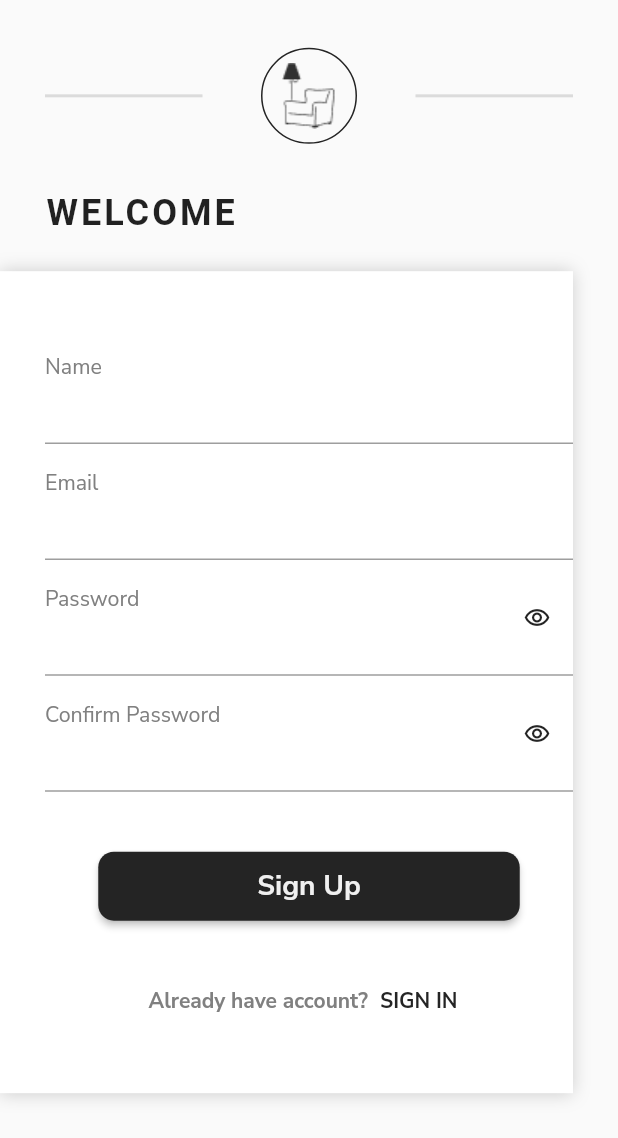
After one commit to karimheiba/Furniture_shopping, a Flutter app: the screen it shows after launch, after a tap on "Get Started", after a tap on "Sign Up", on a phone screen of 412 x 824 dp. The commit adds this screen. Shown: the top 1138 px of the screen. Run offline on Flutter 3.47's test engine with Material 2 defaults, Android fonts, the phone set to English and light mode, and no system bars; our stand-ins replace cloud_firestore, dartz, equatable, firebase_auth, firebase_core, flutter_bloc; accounts and stored records are empty.

Commit message:
bloc and routs first commit

```diff
--- /dev/null
+++ b/lib/business_logic/blocs/auth/auth_bloc.dart
@@ -0,0 +1,32 @@
+import 'package:equatable/equatable.dart';
+import 'package:flutter_bloc/flutter_bloc.dart';
+import 'package:furniture_shopping_app/data/model/user_data_model.dart';
+import 'package:furniture_shopping_app/data/repositories/auth_repo.dart';
+
+part 'auth_event.dart';
+part 'auth_state.dart';
+
+class AuthBloc extends Bloc<AuthEvent, AuthState> {
+  final AuthRepo authRepo;
+  AuthBloc({required this.authRepo}) : super(AuthInitial()) {
+    on<AuthEvent>((event, emit) async {
+      if (event is CreateUserAuthEvent) {
+        emit(AuthLoading());
+        final newUser = await authRepo.createNewUser(
+            event.email, event.password, event.name);
+
+        newUser.fold((failure) => emit(AuthError(failure.message)),
+            (user) => emit(AuthSuccess()));
+      }
+
+      if (event is LogInUserAuthEvent) {
+        emit(AuthLoading());
+        final user = await authRepo.logInUser(event.email, event.password);
+        user.fold((failure) => emit(AuthError(failure.message)), (userLogin) {
+          emit(AuthSuccess());
+          emit(AuthGetUserData(userData: userLogin));
+        });
+      }
+    });
+  }
+}
--- /dev/null
+++ b/lib/business_logic/blocs/auth/auth_event.dart
@@ -0,0 +1,45 @@
+part of 'auth_bloc.dart';
+
+abstract class AuthEvent extends Equatable {
+  const AuthEvent();
+
+  @override
+  List<Object> get props => [];
+}
+
+class CreateUserAuthEvent extends AuthEvent {
+  final String name;
+  final String email;
+  final String password;
+
+  const CreateUserAuthEvent(
+      {required this.name, required this.email, required this.password});
+  @override
+  List<Object> get props => [
+        name,
+        email,
+        password,
+      ];
+}
+
+class LogInUserAuthEvent extends AuthEvent {
+  final String email;
+  final String password;
+
+  const LogInUserAuthEvent({required this.email, required this.password});
+  @override
+  List<Object> get props => [
+        email,
+        password,
+      ];
+}
+
+class GetUserDataAuthEvent extends AuthEvent {
+  final String userId;
+
+  const GetUserDataAuthEvent({required this.userId});
+  @override
+  List<Object> get props => [
+        userId,
+      ];
+}
--- /dev/null
+++ b/lib/core/app_route.dart
@@ -0,0 +1,47 @@
+import 'package:flutter/material.dart';
+import 'package:flutter_bloc/flutter_bloc.dart';
+import 'package:furniture_shopping_app/business_logic/blocs/auth/auth_bloc.dart';
+import 'package:furniture_shopping_app/core/constans/strings.dart';
+import 'package:furniture_shopping_app/data/repositories/auth_repo.dart';
+import 'package:furniture_shopping_app/ui/screen/boarding.dart';
+import 'package:furniture_shopping_app/ui/screen/home_screen.dart';
+import 'package:furniture_shopping_app/ui/screen/login_screen.dart';
+import 'package:furniture_shopping_app/ui/screen/main_tab_screens/profile_tab.dart';
+import 'package:furniture_shopping_app/ui/screen/my_card.dart';
+import 'package:furniture_shopping_app/ui/screen/signup_screen.dart';
+import 'package:furniture_shopping_app/ui/screen/subPages/order_screen.dart';
+
+class AppRoute {
+  static Route? generateRoute(RouteSettings settings) {
+    AuthRepoImpl? authRepo;
+    switch (settings.name) {
+      case onBoardingScreen:
+        return MaterialPageRoute(builder: (context) => Boarding());
+
+      case logInScreen:
+        return MaterialPageRoute(
+            builder: (context) => BlocProvider<AuthBloc>(
+                  create: (context) => AuthBloc(authRepo: authRepo!),
+                  child: const LoginScreen(),
+                ));
+      case signUpScreen:
+        return MaterialPageRoute(
+            builder: (context) => BlocProvider<AuthBloc>(
+                  create: (context) => AuthBloc(authRepo: authRepo!),
+                  child: const SignUpScreen(),
+                ));
+
+      case homeScreen:
+        return MaterialPageRoute(builder: (context) => HomeScreen());
+
+      case myCardScreen:
+        return MaterialPageRoute(builder: (context) => const MyCard());
+
+      case profileScreen:
+        return MaterialPageRoute(builder: (context) => const ProfileScreen());
+
+      case ordersScreen:
+        return MaterialPageRoute(builder: (context) => OrderScreen());
+    }
+  }
+}
--- /dev/null
+++ b/lib/core/constans/strings.dart
@@ -0,0 +1,8 @@
+/// Screens Strings
+const String onBoardingScreen = '/';
+const String logInScreen = '/login_screen';
+const String signUpScreen = '/sign_up_screen';
+const String homeScreen = 'home_screen';
+const String myCardScreen = '/my_card_screen';
+const String ordersScreen = '/orders_screen';
+const String profileScreen = '/profile_screen';
--- a/lib/data/repositories/auth_repo.dart
+++ b/lib/data/repositories/auth_repo.dart
@@ -1,3 +1,59 @@
-class AuthRepo{
+import 'package:dartz/dartz.dart';
+import 'package:firebase_auth/firebase_auth.dart';
+import 'package:furniture_shopping_app/data/data_services/remote_data_sources.dart';
+import 'package:furniture_shopping_app/data/model/user_data_model.dart';
 
+import '../../core/error/failuer.dart';
+
+abstract class AuthRepo {
+  Future<Either<Failure, UserDataModel>> createNewUser(
+      String email, String password, String name);
+  Future<Either<Failure, UserDataModel>> logInUser(
+      String email, String password);
+
+  Future<Either<Failure, UserDataModel>> getUserData(String userId);
 }
+
+class AuthRepoImpl extends AuthRepo {
+  @override
+  Future<Either<Failure, UserDataModel>> createNewUser(
+      String email, String password, String name) async {
+    try {
+      final newUser =
+          await RemoteDataSourceImp.instance.createUser(email, password, name);
+      return Right(newUser);
+    } on FirebaseAuthException catch (e) {
+      return Left(RegisterFailure.fromCode(e.code));
+    }
+  }
+
+  @override
+  Future<Either<Failure, UserDataModel>> logInUser(
+      String email, String password) async {
+    try {
+      final user =
+          await RemoteDataSourceImp.instance.logInUser(email, password);
+      final UserDataModel logInUser = UserDataModel(
+        id: user.user!.uid,
+        name: user.user!.displayName!,
+        email: email,
+        password: password,
+      );
+      return Right(logInUser);
+    } on FirebaseAuthException catch (e) {
+      return Left(RegisterFailure.fromCode(e.code));
+    }
+  }
+
+  @override
+  Future<Either<Failure, UserDataModel>> getUserData(String userId) async {
+    try {
+      final user = await RemoteDataSourceImp.instance.getUserData(userId);
+      final UserDataModel userData =
+          UserDataModel.fromJson(user.data() as Map<String, dynamic>);
+      return Right(userData);
+    } on FirebaseException catch (e) {
+      return Left(UnknownFailure(message: e.code));
+    }
+  }
+}
--- a/lib/ui/screen/boarding.dart
+++ b/lib/ui/screen/boarding.dart
@@ -1,6 +1,7 @@
 import 'package:flutter/material.dart';
 import 'package:furniture_shopping_app/core/constans/colors.dart';
 import 'package:furniture_shopping_app/core/constans/size.dart';
+import 'package:furniture_shopping_app/core/constans/strings.dart';
 import 'package:furniture_shopping_app/data/data.dart';
 
 class Boarding extends StatelessWidget {
@@ -14,44 +15,41 @@ class Boarding extends StatelessWidget {
         body: Column(
       children: [
         Container(
-
-      padding:  EdgeInsets.symmetric(
-            horizontal: MySize.customSize.gitSize(context,25 ),
+          padding: EdgeInsets.symmetric(
+            horizontal: MySize.customSize.gitSize(context, 25),
           ),
           width: MediaQuery.of(context).size.width,
           height: MediaQuery.of(context).size.height,
-      decoration:  BoxDecoration(
-
+          decoration: BoxDecoration(
             image: DecorationImage(
-
               image: AssetImage("assets/images/maskGroup.png"),
               fit: BoxFit.fill,
             ),
           ),
           child: Container(
-            margin:  EdgeInsets.only(top: MySize.customSize.gitSize(context,80 )),
+            margin:
+                EdgeInsets.only(top: MySize.customSize.gitSize(context, 80)),
             child: Column(
-
               mainAxisAlignment: MainAxisAlignment.center,
               crossAxisAlignment: CrossAxisAlignment.start,
               children: [
                 Column(
                   crossAxisAlignment: CrossAxisAlignment.start,
-                  children:  [
+                  children: [
                     Text(
                       "MAKE YOUR",
                       style: TextStyle(
-                          fontSize: MySize.customSize.gitSize(context,24 ),
+                          fontSize: MySize.customSize.gitSize(context, 24),
                           fontWeight: FontWeight.w600,
                           color: textSecondary),
                     ),
                     SizedBox(
-                      height: MySize.customSize.gitSize(context,15 ),
+                      height: MySize.customSize.gitSize(context, 15),
                     ),
                     Text(
                       "HOME BEAUTIFUL",
                       style: TextStyle(
-                          fontSize: MySize.customSize.gitSize(context,30 ),
+                          fontSize: MySize.customSize.gitSize(context, 30),
                           fontWeight: FontWeight.w700,
                           color: primary),
                     ),
@@ -59,7 +57,7 @@ class Boarding extends StatelessWidget {
                 ),
                 Flexible(
                   child: SizedBox(
-                    height: MySize.customSize.gitSize(context,35 ),
+                    height: MySize.customSize.gitSize(context, 35),
                   ),
                 ),
                 Center(
@@ -69,29 +67,29 @@ class Boarding extends StatelessWidget {
                       Text(
                         "The best simple place where you",
                         style: TextStyle(
-                            fontSize: MySize.customSize.gitSize(context,18 ),
+                            fontSize: MySize.customSize.gitSize(context, 18),
                             fontWeight: FontWeight.w400,
                             color: textSecondary,
                             fontFamily: "NunitoSans"),
                       ),
                       SizedBox(
-                        height: MySize.customSize.gitSize(context,12 ),
+                        height: MySize.customSize.gitSize(context, 12),
                       ),
                       Text(
                         "discover most wonderful furnitures",
                         style: TextStyle(
-                            fontSize: MySize.customSize.gitSize(context,18 ),
+                            fontSize: MySize.customSize.gitSize(context, 18),
                             fontWeight: FontWeight.w400,
                             color: textSecondary,
                             fontFamily: "NunitoSans"),
                       ),
                       SizedBox(
-                        height: MySize.customSize.gitSize(context,12 ),
+                        height: MySize.customSize.gitSize(context, 12),
                       ),
                       Text(
                         "and make your home beautiful",
                         style: TextStyle(
-                            fontSize: MySize.customSize.gitSize(context,18 ),
+                            fontSize: MySize.customSize.gitSize(context, 18),
                             fontWeight: FontWeight.w400,
                             color: textSecondary,
                             fontFamily: "NunitoSans"),
@@ -99,26 +97,31 @@ class Boarding extends StatelessWidget {
                     ],
                   ),
                 ),
-                Expanded(child: SizedBox( height:MySize.customSize.gitSize(context,5 ))),
+                Expanded(
+                    child: SizedBox(
+                        height: MySize.customSize.gitSize(context, 5))),
                 Column(
                   children: [
                     Center(
                       child: MaterialButton(
-                        minWidth: MySize.customSize.gitSize(context,159 ),
+                        minWidth: MySize.customSize.gitSize(context, 159),
                         height: MySize.customSize.gitSize(context, 54),
                         color: primary,
                         textColor: Colors.white,
                         onPressed: () {
-                          Navigator.pushReplacementNamed(context, "login");
+                          Navigator.pushReplacementNamed(context, logInScreen);
                         },
                         child: Text(
                           "Get Started",
                           style: TextStyle(
-                              fontSize: MySize.customSize.gitSize(context, 18), fontWeight: FontWeight.w600),
+                              fontSize: MySize.customSize.gitSize(context, 18),
+                              fontWeight: FontWeight.w600),
                         ),
                       ),
                     ),
-                    SizedBox(height: MySize.customSize.gitSize(context,10 ),)
+                    SizedBox(
+                      height: MySize.customSize.gitSize(context, 10),
+                    )
                   ],
                 )
               ],
--- a/lib/ui/screen/home_screen.dart
+++ b/lib/ui/screen/home_screen.dart
@@ -25,7 +25,6 @@ class _HomeScreenState extends State<HomeScreen> {
 
    List <Widget>screens=[
     HomeScreenTab(),
-
     FavoriteScreen(),
     NotificationScreen(),
     ProfileScreen()
--- a/lib/ui/screen/login.dart
+++ b/lib/ui/screen/login_screen.dart
@@ -1,21 +1,22 @@
 import 'package:flutter/material.dart';
 
 import 'package:furniture_shopping_app/core/constans/colors.dart';
+import 'package:furniture_shopping_app/core/constans/strings.dart';
 
 import 'package:furniture_shopping_app/ui/widget/custom_text_formfield.dart';
 import 'package:furniture_shopping_app/ui/widget/sign_button.dart';
 
-class Login extends StatelessWidget {
-  const Login({Key? key}) : super(key: key);
+class LoginScreen extends StatelessWidget {
+  const LoginScreen({Key? key}) : super(key: key);
 
   @override
   Widget build(BuildContext context) {
     Size size = MediaQuery.of(context).size;
-        double width = size.width;
+    double width = size.width;
     double height = size.height;
     double all = height + width;
+    print(all);
     return Scaffold(
-
       body: SafeArea(
         child: SingleChildScrollView(
           child: Column(
@@ -27,7 +28,8 @@ class Login extends StatelessWidget {
                 child: logoScection(),
               ),
               Padding(
-                padding: const EdgeInsets.symmetric(horizontal: 30, vertical: 25),
+                padding:
+                    const EdgeInsets.symmetric(horizontal: 30, vertical: 25),
                 child: welcomeSection(),
               ),
               fieldSection(context)
@@ -40,8 +42,8 @@ class Login extends StatelessWidget {
 
   Container fieldSection(BuildContext context) {
     return Container(
-      margin: EdgeInsets.only(right: 30),
-      padding: EdgeInsets.only(left: 30, top: 38),
+      margin: const EdgeInsets.only(right: 30),
+      padding: const EdgeInsets.only(left: 30, top: 38),
       width: double.infinity,
       clipBehavior: Clip.antiAlias,
       decoration: BoxDecoration(boxShadow: [
@@ -56,20 +58,26 @@ class Login extends StatelessWidget {
           CustomTextFormField(
             label: "Email",
           ),
-          SizedBox(
+          const SizedBox(
             height: 25,
           ),
           CustomTextFormField(
-              label: "Password",obscureText: true,showSuffix: true, ),
-          SizedBox(
+            label: "Password",
+            obscureText: true,
+            showSuffix: true,
+          ),
+          const SizedBox(
             height: 35,
           ),
-          Text(
+          const Text(
             "Forgot password",
             style: TextStyle(
-                fontSize: 18, fontWeight: FontWeight.w600, color: primary,fontFamily: "NunitoSans"),
+                fontSize: 18,
+                fontWeight: FontWeight.w600,
+                color: primary,
+                fontFamily: "NunitoSans"),
           ),
-          SizedBox(
+          const SizedBox(
             height: 40,
           ),
           SignButton(
@@ -77,23 +85,25 @@ class Login extends StatelessWidget {
             buttonWidth: 285,
             text: "Log in",
             onPressed: () {
-              Navigator.pushNamedAndRemoveUntil(context, "home", (route) => false);
-
+              Navigator.pushNamed(context, homeScreen);
             },
           ),
-          SizedBox(
+          const SizedBox(
             height: 30,
           ),
           TextButton(
               onPressed: () {
-                Navigator.pushNamed(context, "signup");
+                Navigator.pushReplacementNamed(context, signUpScreen);
               },
-              child: Text(
+              child: const Text(
                 "Sign Up",
                 style: TextStyle(
-                    fontSize: 18, fontWeight: FontWeight.w600, color: primary,fontFamily: "NunitoSans"),
+                    fontSize: 18,
+                    fontWeight: FontWeight.w600,
+                    color: primary,
+                    fontFamily: "NunitoSans"),
               )),
-          SizedBox(
+          const SizedBox(
             height: 37,
           )
         ],
--- /dev/null
+++ b/lib/ui/screen/signup_screen.dart
@@ -0,0 +1,145 @@
+import 'package:flutter/material.dart';
+
+import 'package:furniture_shopping_app/core/constans/colors.dart';
+import 'package:furniture_shopping_app/ui/widget/custom_text_formfield.dart';
+import 'package:furniture_shopping_app/ui/widget/sign_button.dart';
+
+class SignUpScreen extends StatelessWidget {
+  const SignUpScreen({Key? key}) : super(key: key);
+
+  @override
+  Widget build(BuildContext context) {
+    return Scaffold(
+      body: SafeArea(
+        child: SingleChildScrollView(
+          child: Column(
+            crossAxisAlignment: CrossAxisAlignment.start,
+            children: [
+              Padding(
+                padding:
+                    const EdgeInsets.symmetric(vertical: 25.0, horizontal: 30),
+                child: logoScection(),
+              ),
+              Padding(
+                padding: const EdgeInsets.only(bottom: 25, left: 30),
+                child: welcomeSection(),
+              ),
+              fieldSection()
+            ],
+          ),
+        ),
+      ),
+    );
+  }
+
+  Container fieldSection() {
+    return Container(
+      margin: EdgeInsets.only(right: 30),
+      padding: EdgeInsets.only(left: 30, top: 38),
+      width: double.infinity,
+      clipBehavior: Clip.antiAlias,
+      decoration: BoxDecoration(boxShadow: [
+        BoxShadow(
+          color: Colors.grey.withOpacity(.5),
+          blurRadius: 9,
+          spreadRadius: .3,
+        )
+      ], color: Colors.white, shape: BoxShape.rectangle),
+      child: Column(
+        children: [
+          CustomTextFormField(
+            label: "Name",
+          ),
+          CustomTextFormField(
+            label: "Email",
+          ),
+          CustomTextFormField(
+            label: "Password",
+            obscureText: true,
+            showSuffix: true,
+          ),
+          CustomTextFormField(
+            label: "Confirm Password",
+            obscureText: true,
+            showSuffix: true,
+          ),
+          SizedBox(
+            height: 40,
+          ),
+          SignButton(
+            buttonHight: 50,
+            buttonWidth: 285,
+            text: "Sign Up",
+            onPressed: () {},
+          ),
+          SizedBox(
+            height: 30,
+          ),
+          Row(
+            mainAxisAlignment: MainAxisAlignment.center,
+            children: [
+              Text(
+                "Already have account?",
+                style: TextStyle(
+                    fontSize: 14,
+                    fontWeight: FontWeight.w600,
+                    color: textSecondary,
+                    fontFamily: "NunitoSans"),
+              ),
+              TextButton(
+                  onPressed: () {},
+                  child: Text(
+                    "SIGN IN",
+                    style: TextStyle(
+                        fontSize: 14,
+                        fontWeight: FontWeight.w700,
+                        color: primary,
+                        fontFamily: "NunitoSans"),
+                  )),
+            ],
+          ),
+          SizedBox(
+            height: 37,
+          )
+        ],
+      ),
+    );
+  }
+
+  Column welcomeSection() {
+    return Column(
+      crossAxisAlignment: CrossAxisAlignment.start,
+      children: [
+        Text("WELCOME ",
+            style: TextStyle(
+                fontSize: 24, fontWeight: FontWeight.w700, letterSpacing: 2)),
+      ],
+    );
+  }
+
+  Row logoScection() {
+    return Row(
+      mainAxisAlignment: MainAxisAlignment.spaceBetween,
+      children: [
+        Container(
+          width: 105,
+          height: 2,
+          color: strokeDivider,
+        ),
+        Container(
+          width: 64,
+          decoration: BoxDecoration(
+            shape: BoxShape.circle,
+            border: Border.all(color: primary, width: 1),
+          ),
+          child: Image(image: AssetImage("assets/images/logo.png")),
+        ),
+        Container(
+          width: 105,
+          height: 2,
+          color: strokeDivider,
+        ),
+      ],
+    );
+  }
+}
--- a/pubspec.yaml
+++ b/pubspec.yaml
@@ -29,11 +29,13 @@ environment:
 dependencies:
   cloud_firestore: ^3.1.18
   cupertino_icons: ^1.0.2
+  dartz: ^0.10.1
   equatable: ^2.0.3
   firebase_auth: ^3.3.20
   firebase_core: ^1.18.0
   flutter:
     sdk: flutter
+  flutter_bloc: ^8.0.1
 
 dev_dependencies:
   flutter_lints: ^2.0.0
```
Also changed, not shown: lib/business_logic/blocs/auth/auth_state.dart (added, +32 -0 lines), lib/core/error/failuer.dart (+8 -3 lines), lib/main.dart (+17 -20 lines), lib/ui/screen/signup.dart (deleted, +0 -145 lines), pubspec.lock, 3 other files. Lines whose indentation alone changed are shown as unchanged.
